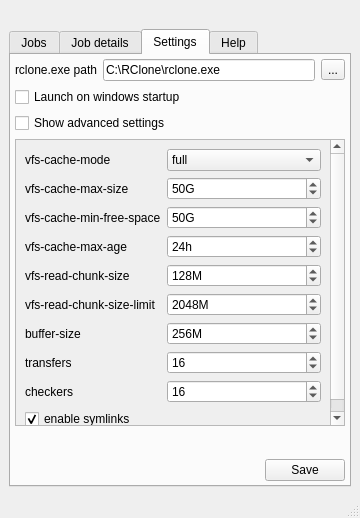
Old version of the form view/MainWindow.ui in the repository duri93/OneRClone.
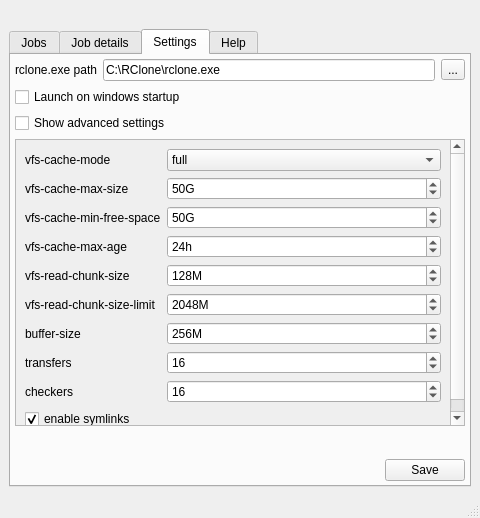
New version of the form. Icons and pictures are not drawn.

Patch:
```diff
--- a/view/MainWindow.ui
+++ b/view/MainWindow.ui
@@ -9,7 +9,7 @@
    <rect>
     <x>0</x>
     <y>0</y>
-    <width>360</width>
+    <width>480</width>
     <height>518</height>
    </rect>
   </property>
@@ -21,8 +21,8 @@
   </property>
   <property name="minimumSize">
    <size>
-    <width>320</width>
-    <height>518</height>
+    <width>480</width>
+    <height>480</height>
    </size>
   </property>
   <property name="maximumSize">
@@ -439,8 +439,8 @@
            <property name="geometry">
             <rect>
              <x>0</x>
-             <y>-36</y>
-             <width>324</width>
+             <y>0</y>
+             <width>444</width>
              <height>255</height>
             </rect>
            </property>
```
Left out of the diff: 8 changed lines with no effect on the pictures.
